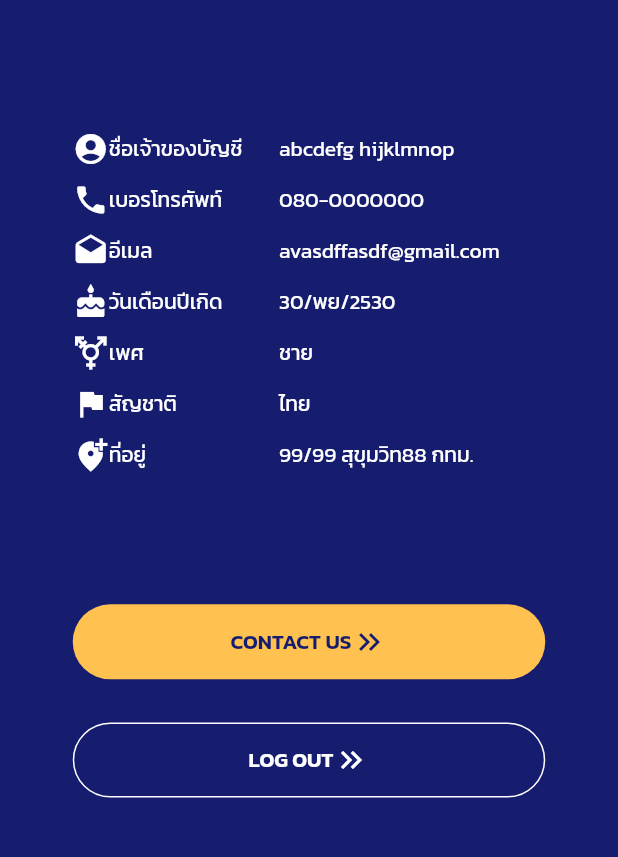
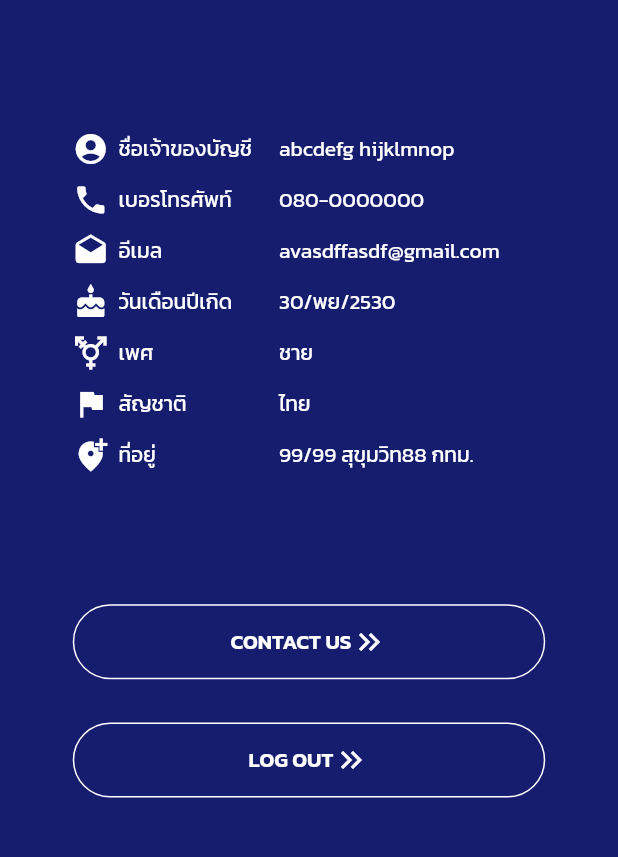
Before and after one commit to poramatw/mplus_fx, a Flutter app: the AccountContact screen opened directly, on a phone screen of 412 x 824 dp, the part 299-1156 px from its top. Run offline on Flutter 3.47's test engine with Material 2 defaults, Android fonts, the phone set to English and light mode, and no system bars; our stand-ins replace google_fonts, responsive_framework.

Commit message:
Update intro.dart
add button

```diff
--- a/lib/screens/accountDetails.dart
+++ b/lib/screens/accountDetails.dart
@@ -29,7 +29,6 @@ class _AccountDetailsState extends State<AccountDetails> {
               color: mainColor,
               borderRadius: BorderRadius.vertical(bottom: Radius.circular(30))),
           height: size.height * 0.33,
-          width: size.width,
         ),
         Stack(
           children: [
--- a/lib/screens/accountScreen.dart
+++ b/lib/screens/accountScreen.dart
@@ -63,7 +63,7 @@ class _AccountContactState extends State<AccountContact> {
                                       children: [
                                         Icon(Icons.account_circle,
                                             color: Colors.white),
-                                        Text("ชื่อเจ้าของบัญชี",
+                                        Text("  ชื่อเจ้าของบัญชี",
                                             style:
                                                 TextStyle(color: Colors.white)),
                                       ],
@@ -71,7 +71,7 @@ class _AccountContactState extends State<AccountContact> {
                                     Row(
                                       children: [
                                         Icon(Icons.phone, color: Colors.white),
-                                        Text("เบอรโทรศัพท์",
+                                        Text("  เบอรโทรศัพท์",
                                             style:
                                                 TextStyle(color: Colors.white)),
                                       ],
@@ -79,7 +79,7 @@ class _AccountContactState extends State<AccountContact> {
                                     Row(
                                       children: [
                                         Icon(Icons.drafts, color: Colors.white),
-                                        Text("อีเมล",
+                                        Text("  อีเมล",
                                             style:
                                                 TextStyle(color: Colors.white)),
                                       ],
@@ -87,7 +87,7 @@ class _AccountContactState extends State<AccountContact> {
                                     Row(
                                       children: [
                                         Icon(Icons.cake, color: Colors.white),
-                                        Text("วันเดือนปีเกิด",
+                                        Text("  วันเดือนปีเกิด",
                                             style:
                                                 TextStyle(color: Colors.white)),
                                       ],
@@ -96,7 +96,7 @@ class _AccountContactState extends State<AccountContact> {
                                       children: [
                                         Icon(Icons.transgender,
                                             color: Colors.white),
-                                        Text("เพศ",
+                                        Text("  เพศ",
                                             style:
                                                 TextStyle(color: Colors.white)),
                                       ],
@@ -104,7 +104,7 @@ class _AccountContactState extends State<AccountContact> {
                                     Row(
                                       children: [
                                         Icon(Icons.flag, color: Colors.white),
-                                        Text("สัญชาติ",
+                                        Text("  สัญชาติ",
                                             style:
                                                 TextStyle(color: Colors.white)),
                                       ],
@@ -116,7 +116,7 @@ class _AccountContactState extends State<AccountContact> {
                                           color: Colors.white,
                                         ),
                                         Text(
-                                          "ที่อยู่",
+                                          "  ที่อยู่",
                                           style: TextStyle(color: Colors.white),
                                         ),
                                       ],
@@ -187,26 +187,32 @@ class _AccountContactState extends State<AccountContact> {
                           SizedBox(
                             height: size.height * 0.1,
                           ),
-                          Container(
+                          OutlineButton(
+                            shape: RoundedRectangleBorder(
+                                borderRadius: BorderRadius.circular(30)),
+                            borderSide: BorderSide(color: Colors.white),
+                            onPressed: () {},
+                            child: SizedBox(
                               height: 50,
                               width: 315,
-                            decoration: BoxDecoration(
-                                color: amberC,
-                                borderRadius: BorderRadius.circular(30)),
                               child: Center(
                                 child: Row(
                                   mainAxisAlignment: MainAxisAlignment.center,
                                   children: [
-                                Text("CONTACT US",
+                                    Text(
+                                      "CONTACT US",
                                       style: TextStyle(
-                                        color: mainColor,
-                                        fontWeight: FontWeight.w600)),
+                                          color: Colors.white,
+                                          fontWeight: FontWeight.w600),
+                                    ),
                                     Icon(
                                       Icons.keyboard_double_arrow_right,
-                                  color: mainColor,
+                                      color: Colors.white,
                                     )
                                   ],
-                            )),
+                                ),
+                              ),
+                            ),
                           ),
                           SizedBox(
                             height: size.height * 0.035,
@@ -221,11 +227,9 @@ class _AccountContactState extends State<AccountContact> {
                                 return WelcomeLogin();
                               }));
                             },
-                            child: Container(
+                            child: SizedBox(
                               height: 50,
                               width: 315,
-                              decoration: BoxDecoration(
-                                  borderRadius: BorderRadius.circular(30)),
                               child: Center(
                                 child: Row(
                                   mainAxisAlignment: MainAxisAlignment.center,
```
Also changed, not shown: lib/screens/intro.dart (+10 -7 lines). Lines whose indentation alone changed are shown as unchanged.
